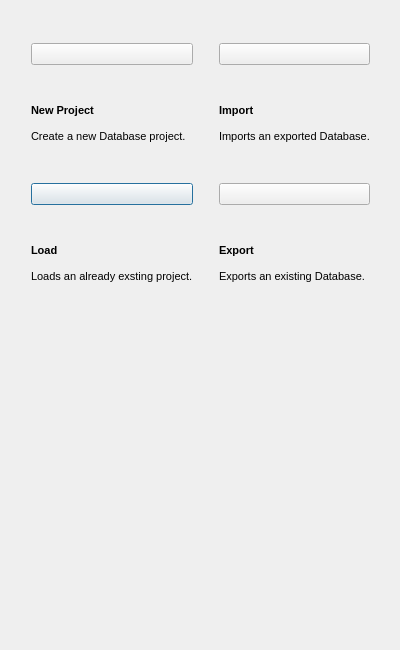
The window that mainwindowbuttondialog.ui (fritzone/ddm) describes before a commit, drawn with Qt 5.
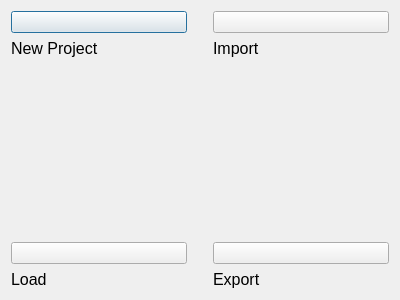
The same window after the commit. Icons and pictures are not drawn.

```diff
--- a/mainwindowbuttondialog.ui
+++ b/mainwindowbuttondialog.ui
@@ -7,78 +7,20 @@
     <x>0</x>
     <y>0</y>
     <width>400</width>
-    <height>650</height>
+    <height>300</height>
    </rect>
   </property>
   <property name="minimumSize">
    <size>
     <width>400</width>
-    <height>650</height>
-   </size>
-  </property>
-  <property name="maximumSize">
-   <size>
-    <width>400</width>
-    <height>650</height>
+    <height>300</height>
    </size>
   </property>
   <property name="windowTitle">
    <string>Dialog</string>
   </property>
-  <widget class="QWidget" name="gridLayoutWidget">
-   <property name="geometry">
-    <rect>
-     <x>10</x>
-     <y>10</y>
-     <width>381</width>
-     <height>306</height>
-    </rect>
-   </property>
    <layout class="QGridLayout" name="gridLayout">
-    <item row="5" column="1">
-     <widget class="QPushButton" name="pushButton">
-      <property name="text">
-       <string/>
-      </property>
-      <property name="icon">
-       <iconset resource="dbm.qrc">
-        <normaloff>:/images/actions/images/big/bigfileopen.png</normaloff>:/images/actions/images/big/bigfileopen.png</iconset>
-      </property>
-      <property name="iconSize">
-       <size>
-        <width>64</width>
-        <height>64</height>
-       </size>
-      </property>
-     </widget>
-    </item>
-    <item row="7" column="1">
-     <widget class="QLabel" name="label_3">
-      <property name="text">
-       <string>&lt;!DOCTYPE HTML PUBLIC &quot;-//W3C//DTD HTML 4.0//EN&quot; &quot;http://www.w3.org/TR/REC-html40/strict.dtd&quot;&gt;
-&lt;html&gt;&lt;head&gt;&lt;meta name=&quot;qrichtext&quot; content=&quot;1&quot; /&gt;&lt;style type=&quot;text/css&quot;&gt;
-p, li { white-space: pre-wrap; }
-&lt;/style&gt;&lt;/head&gt;&lt;body style=&quot; font-family:'MS Shell Dlg 2'; font-size:8.25pt; font-weight:400; font-style:normal;&quot;&gt;
-&lt;p style=&quot; margin-top:0px; margin-bottom:0px; margin-left:0px; margin-right:0px; -qt-block-indent:0; text-indent:0px;&quot;&gt;&lt;span style=&quot; font-weight:600;&quot;&gt;Load&lt;/span&gt;&lt;/p&gt;
-&lt;p style=&quot;-qt-paragraph-type:empty; margin-top:0px; margin-bottom:0px; margin-left:0px; margin-right:0px; -qt-block-indent:0; text-indent:0px;&quot;&gt;&lt;/p&gt;
-&lt;p style=&quot; margin-top:0px; margin-bottom:0px; margin-left:0px; margin-right:0px; -qt-block-indent:0; text-indent:0px;&quot;&gt;&lt;span style=&quot; font-size:8pt;&quot;&gt;Loads an already exsting project.&lt;/span&gt;&lt;/p&gt;&lt;/body&gt;&lt;/html&gt;</string>
-      </property>
-     </widget>
-    </item>
-    <item row="3" column="1">
-     <widget class="QLabel" name="label">
-      <property name="text">
-       <string>&lt;!DOCTYPE HTML PUBLIC &quot;-//W3C//DTD HTML 4.0//EN&quot; &quot;http://www.w3.org/TR/REC-html40/strict.dtd&quot;&gt;
-&lt;html&gt;&lt;head&gt;&lt;meta name=&quot;qrichtext&quot; content=&quot;1&quot; /&gt;&lt;style type=&quot;text/css&quot;&gt;
-p, li { white-space: pre-wrap; }
-&lt;/style&gt;&lt;/head&gt;&lt;body style=&quot; font-family:'MS Shell Dlg 2'; font-size:8.25pt; font-weight:400; font-style:normal;&quot;&gt;
-&lt;p style=&quot; margin-top:0px; margin-bottom:0px; margin-left:0px; margin-right:0px; -qt-block-indent:0; text-indent:0px;&quot;&gt;&lt;span style=&quot; font-size:8pt; font-weight:600;&quot;&gt;New Project&lt;/span&gt;&lt;/p&gt;
-&lt;p style=&quot;-qt-paragraph-type:empty; margin-top:0px; margin-bottom:0px; margin-left:0px; margin-right:0px; -qt-block-indent:0; text-indent:0px; font-size:8pt; font-weight:600;&quot;&gt;&lt;/p&gt;
-&lt;p style=&quot; margin-top:0px; margin-bottom:0px; margin-left:0px; margin-right:0px; -qt-block-indent:0; text-indent:0px;&quot;&gt;&lt;span style=&quot; font-size:8pt;&quot;&gt;Create a new Database project.&lt;/span&gt;&lt;/p&gt;&lt;/body&gt;&lt;/html&gt;</string>
-      </property>
-     </widget>
-    </item>
-    <item row="1" column="1">
+   <item row="0" column="0">
      <widget class="QPushButton" name="btnNew">
       <property name="text">
        <string/>
@@ -98,7 +40,7 @@
       </property>
      </widget>
     </item>
-    <item row="1" column="3">
+   <item row="0" column="2">
      <widget class="QPushButton" name="pushButton_2">
       <property name="text">
        <string/>
@@ -118,20 +60,58 @@
       </property>
      </widget>
     </item>
-    <item row="3" column="3">
+   <item row="1" column="0">
+    <widget class="QLabel" name="label">
+     <property name="text">
+      <string>&lt;!DOCTYPE HTML PUBLIC &quot;-//W3C//DTD HTML 4.0//EN&quot; &quot;http://www.w3.org/TR/REC-html40/strict.dtd&quot;&gt;
+&lt;html&gt;&lt;head&gt;&lt;meta name=&quot;qrichtext&quot; content=&quot;1&quot; /&gt;&lt;style type=&quot;text/css&quot;&gt;
+p, li { white-space: pre-wrap; }
+&lt;/style&gt;&lt;/head&gt;&lt;body style=&quot; font-family:'Sans'; font-size:10pt; font-weight:400; font-style:normal;&quot;&gt;
+&lt;table style=&quot;-qt-table-type: root; margin-top:4px; margin-bottom:4px; margin-left:4px; margin-right:4px;&quot;&gt;
+&lt;tr&gt;
+&lt;td style=&quot;border: none;&quot;&gt;
+&lt;p style=&quot; margin-top:0px; margin-bottom:0px; margin-left:0px; margin-right:0px; -qt-block-indent:0; text-indent:0px;&quot;&gt;&lt;span style=&quot; font-family:'MS Shell Dlg 2'; font-size:12pt;&quot;&gt;New Project&lt;/span&gt;&lt;/p&gt;&lt;/td&gt;&lt;/tr&gt;&lt;/table&gt;&lt;/body&gt;&lt;/html&gt;</string>
+     </property>
+     <property name="alignment">
+      <set>Qt::AlignLeading|Qt::AlignLeft|Qt::AlignTop</set>
+     </property>
+    </widget>
+   </item>
+   <item row="1" column="2">
      <widget class="QLabel" name="label_2">
       <property name="text">
        <string>&lt;!DOCTYPE HTML PUBLIC &quot;-//W3C//DTD HTML 4.0//EN&quot; &quot;http://www.w3.org/TR/REC-html40/strict.dtd&quot;&gt;
 &lt;html&gt;&lt;head&gt;&lt;meta name=&quot;qrichtext&quot; content=&quot;1&quot; /&gt;&lt;style type=&quot;text/css&quot;&gt;
 p, li { white-space: pre-wrap; }
-&lt;/style&gt;&lt;/head&gt;&lt;body style=&quot; font-family:'MS Shell Dlg 2'; font-size:8.25pt; font-weight:400; font-style:normal;&quot;&gt;
-&lt;p style=&quot; margin-top:0px; margin-bottom:0px; margin-left:0px; margin-right:0px; -qt-block-indent:0; text-indent:0px;&quot;&gt;&lt;span style=&quot; font-size:8pt; font-weight:600;&quot;&gt;Import&lt;/span&gt;&lt;/p&gt;
-&lt;p style=&quot;-qt-paragraph-type:empty; margin-top:0px; margin-bottom:0px; margin-left:0px; margin-right:0px; -qt-block-indent:0; text-indent:0px; font-size:8pt; font-weight:600;&quot;&gt;&lt;/p&gt;
-&lt;p style=&quot; margin-top:0px; margin-bottom:0px; margin-left:0px; margin-right:0px; -qt-block-indent:0; text-indent:0px;&quot;&gt;&lt;span style=&quot; font-size:8pt;&quot;&gt;Imports an exported Database.&lt;/span&gt;&lt;/p&gt;&lt;/body&gt;&lt;/html&gt;</string>
-      </property>
-     </widget>
-    </item>
-    <item row="5" column="3">
+&lt;/style&gt;&lt;/head&gt;&lt;body style=&quot; font-family:'Sans'; font-size:10pt; font-weight:400; font-style:normal;&quot;&gt;
+&lt;table style=&quot;-qt-table-type: root; margin-top:4px; margin-bottom:4px; margin-left:4px; margin-right:4px;&quot;&gt;
+&lt;tr&gt;
+&lt;td style=&quot;border: none;&quot;&gt;
+&lt;p style=&quot; margin-top:0px; margin-bottom:0px; margin-left:0px; margin-right:0px; -qt-block-indent:0; text-indent:0px;&quot;&gt;&lt;span style=&quot; font-family:'MS Shell Dlg 2'; font-size:12pt;&quot;&gt;Import&lt;/span&gt;&lt;/p&gt;&lt;/td&gt;&lt;/tr&gt;&lt;/table&gt;&lt;/body&gt;&lt;/html&gt;</string>
+     </property>
+     <property name="alignment">
+      <set>Qt::AlignLeading|Qt::AlignLeft|Qt::AlignTop</set>
+     </property>
+    </widget>
+   </item>
+   <item row="2" column="0">
+    <widget class="QPushButton" name="pushButton">
+     <property name="text">
+      <string/>
+     </property>
+     <property name="icon">
+      <iconset resource="dbm.qrc">
+       <normaloff>:/images/actions/images/big/bigfileopen.png</normaloff>:/images/actions/images/big/bigfileopen.png</iconset>
+     </property>
+     <property name="iconSize">
+      <size>
+       <width>64</width>
+       <height>64</height>
+      </size>
+     </property>
+    </widget>
+   </item>
+   <item row="2" column="2">
      <widget class="QPushButton" name="pushButton_3">
       <property name="text">
        <string/>
@@ -151,33 +131,41 @@
       </property>
      </widget>
     </item>
-    <item row="7" column="3">
+   <item row="3" column="0">
+    <widget class="QLabel" name="label_3">
+     <property name="text">
+      <string>&lt;!DOCTYPE HTML PUBLIC &quot;-//W3C//DTD HTML 4.0//EN&quot; &quot;http://www.w3.org/TR/REC-html40/strict.dtd&quot;&gt;
+&lt;html&gt;&lt;head&gt;&lt;meta name=&quot;qrichtext&quot; content=&quot;1&quot; /&gt;&lt;style type=&quot;text/css&quot;&gt;
+p, li { white-space: pre-wrap; }
+&lt;/style&gt;&lt;/head&gt;&lt;body style=&quot; font-family:'Sans'; font-size:10pt; font-weight:400; font-style:normal;&quot;&gt;
+&lt;table style=&quot;-qt-table-type: root; margin-top:4px; margin-bottom:4px; margin-left:4px; margin-right:4px;&quot;&gt;
+&lt;tr&gt;
+&lt;td style=&quot;border: none;&quot;&gt;
+&lt;p style=&quot; margin-top:0px; margin-bottom:0px; margin-left:0px; margin-right:0px; -qt-block-indent:0; text-indent:0px;&quot;&gt;&lt;span style=&quot; font-family:'MS Shell Dlg 2'; font-size:12pt;&quot;&gt;Load&lt;/span&gt;&lt;/p&gt;&lt;/td&gt;&lt;/tr&gt;&lt;/table&gt;&lt;/body&gt;&lt;/html&gt;</string>
+     </property>
+     <property name="alignment">
+      <set>Qt::AlignLeading|Qt::AlignLeft|Qt::AlignTop</set>
+     </property>
+    </widget>
+   </item>
+   <item row="3" column="2">
      <widget class="QLabel" name="label_4">
       <property name="text">
        <string>&lt;!DOCTYPE HTML PUBLIC &quot;-//W3C//DTD HTML 4.0//EN&quot; &quot;http://www.w3.org/TR/REC-html40/strict.dtd&quot;&gt;
 &lt;html&gt;&lt;head&gt;&lt;meta name=&quot;qrichtext&quot; content=&quot;1&quot; /&gt;&lt;style type=&quot;text/css&quot;&gt;
 p, li { white-space: pre-wrap; }
-&lt;/style&gt;&lt;/head&gt;&lt;body style=&quot; font-family:'MS Shell Dlg 2'; font-size:8.25pt; font-weight:400; font-style:normal;&quot;&gt;
-&lt;p style=&quot; margin-top:0px; margin-bottom:0px; margin-left:0px; margin-right:0px; -qt-block-indent:0; text-indent:0px;&quot;&gt;&lt;span style=&quot; font-size:8pt; font-weight:600;&quot;&gt;Export&lt;/span&gt;&lt;/p&gt;
-&lt;p style=&quot;-qt-paragraph-type:empty; margin-top:0px; margin-bottom:0px; margin-left:0px; margin-right:0px; -qt-block-indent:0; text-indent:0px; font-size:8pt; font-weight:600;&quot;&gt;&lt;/p&gt;
-&lt;p style=&quot; margin-top:0px; margin-bottom:0px; margin-left:0px; margin-right:0px; -qt-block-indent:0; text-indent:0px;&quot;&gt;&lt;span style=&quot; font-size:8pt;&quot;&gt;Exports an existing Database.&lt;/span&gt;&lt;/p&gt;&lt;/body&gt;&lt;/html&gt;</string>
+&lt;/style&gt;&lt;/head&gt;&lt;body style=&quot; font-family:'Sans'; font-size:10pt; font-weight:400; font-style:normal;&quot;&gt;
+&lt;table style=&quot;-qt-table-type: root; margin-top:4px; margin-bottom:4px; margin-left:4px; margin-right:4px;&quot;&gt;
+&lt;tr&gt;
+&lt;td style=&quot;border: none;&quot;&gt;
+&lt;p style=&quot; margin-top:0px; margin-bottom:0px; margin-left:0px; margin-right:0px; -qt-block-indent:0; text-indent:0px;&quot;&gt;&lt;span style=&quot; font-family:'MS Shell Dlg 2'; font-size:12pt;&quot;&gt;Export&lt;/span&gt;&lt;/p&gt;&lt;/td&gt;&lt;/tr&gt;&lt;/table&gt;&lt;/body&gt;&lt;/html&gt;</string>
+     </property>
+     <property name="alignment">
+      <set>Qt::AlignLeading|Qt::AlignLeft|Qt::AlignTop</set>
       </property>
      </widget>
     </item>
-    <item row="1" column="0">
-     <spacer name="horizontalSpacer">
-      <property name="orientation">
-       <enum>Qt::Horizontal</enum>
-      </property>
-      <property name="sizeHint" stdset="0">
-       <size>
-        <width>40</width>
-        <height>20</height>
-       </size>
-      </property>
-     </spacer>
-    </item>
-    <item row="0" column="1">
+   <item row="1" column="1">
      <spacer name="verticalSpacer">
       <property name="orientation">
        <enum>Qt::Vertical</enum>
@@ -190,86 +178,7 @@
       </property>
      </spacer>
     </item>
-    <item row="8" column="3">
-     <spacer name="verticalSpacer_2">
-      <property name="orientation">
-       <enum>Qt::Vertical</enum>
-      </property>
-      <property name="sizeHint" stdset="0">
-       <size>
-        <width>20</width>
-        <height>40</height>
-       </size>
-      </property>
-     </spacer>
-    </item>
-    <item row="3" column="4">
-     <spacer name="horizontalSpacer_2">
-      <property name="orientation">
-       <enum>Qt::Horizontal</enum>
-      </property>
-      <property name="sizeHint" stdset="0">
-       <size>
-        <width>40</width>
-        <height>20</height>
-       </size>
-      </property>
-     </spacer>
-    </item>
-    <item row="2" column="1">
-     <spacer name="verticalSpacer_3">
-      <property name="orientation">
-       <enum>Qt::Vertical</enum>
-      </property>
-      <property name="sizeHint" stdset="0">
-       <size>
-        <width>20</width>
-        <height>40</height>
-       </size>
-      </property>
-     </spacer>
-    </item>
-    <item row="4" column="1">
-     <spacer name="verticalSpacer_4">
-      <property name="orientation">
-       <enum>Qt::Vertical</enum>
-      </property>
-      <property name="sizeHint" stdset="0">
-       <size>
-        <width>20</width>
-        <height>40</height>
-       </size>
-      </property>
-     </spacer>
-    </item>
-    <item row="6" column="1">
-     <spacer name="verticalSpacer_5">
-      <property name="orientation">
-       <enum>Qt::Vertical</enum>
-      </property>
-      <property name="sizeHint" stdset="0">
-       <size>
-        <width>20</width>
-        <height>40</height>
-       </size>
-      </property>
-     </spacer>
-    </item>
-    <item row="1" column="2">
-     <spacer name="horizontalSpacer_3">
-      <property name="orientation">
-       <enum>Qt::Horizontal</enum>
-      </property>
-      <property name="sizeHint" stdset="0">
-       <size>
-        <width>40</width>
-        <height>20</height>
-       </size>
-      </property>
-     </spacer>
-    </item>
-   </layout>
-  </widget>
+  </layout>
  </widget>
  <resources>
   <include location="dbm.qrc"/>
```
Lines whose indentation alone changed are shown as unchanged.
